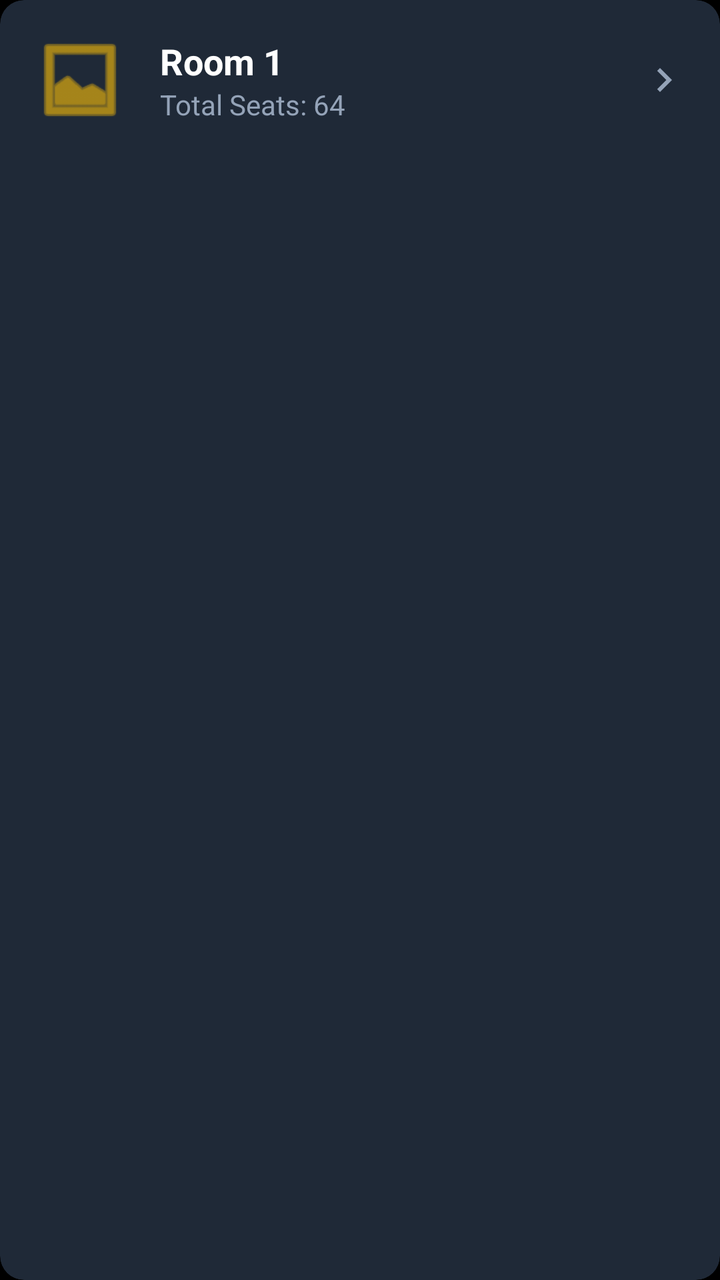
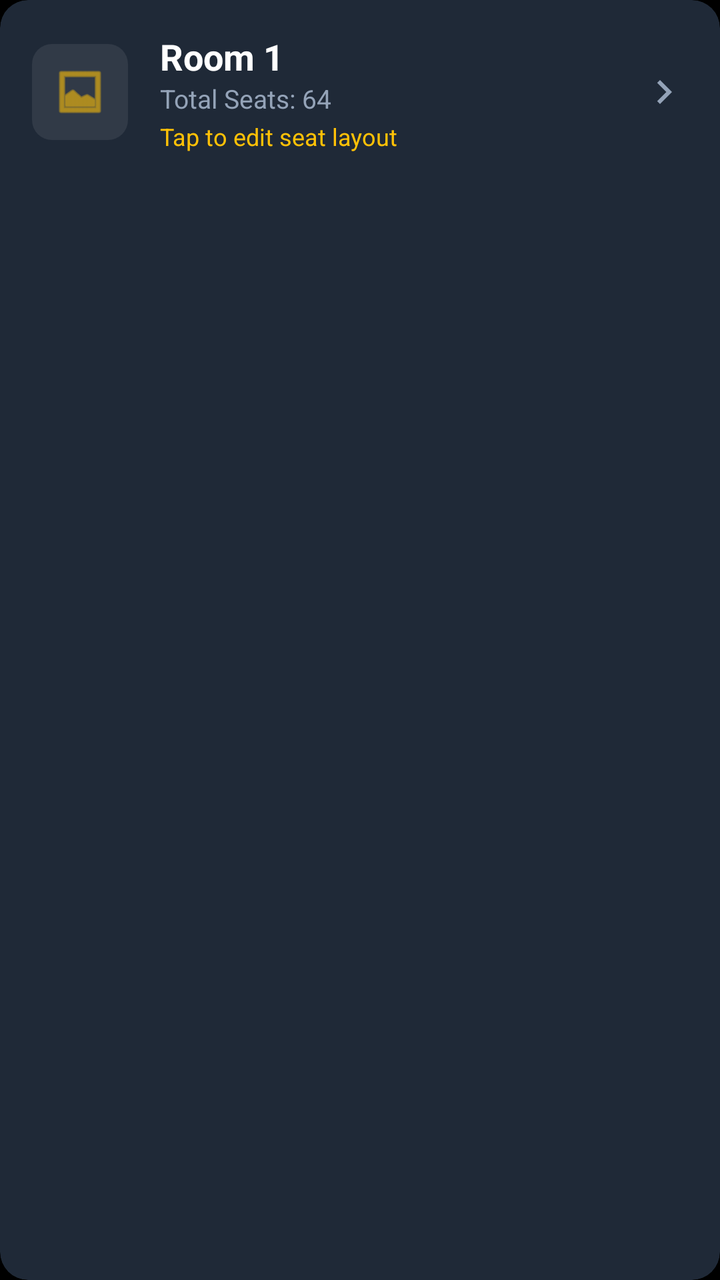

Screens rendered from an Android XML layout before and after an edit, with the pre-edit source and the edit as a unified diff.
<!-- AndroidManifest.xml: application theme Theme.Moviebookingapp -->
<!-- res/layout/item_admin_room.xml -->
<?xml version="1.0" encoding="utf-8"?>
<androidx.cardview.widget.CardView xmlns:android="http://schemas.android.com/apk/res/android"
    xmlns:app="http://schemas.android.com/apk/res-auto"
    android:layout_width="match_parent"
    android:layout_height="wrap_content"
    android:layout_marginHorizontal="16dp"
    android:layout_marginVertical="8dp"
    app:cardBackgroundColor="@color/card_dark"
    app:cardCornerRadius="12dp"
    app:cardElevation="2dp">

    <LinearLayout
        android:layout_width="match_parent"
        android:layout_height="wrap_content"
        android:orientation="horizontal"
        android:padding="16dp"
        android:gravity="center_vertical">

        <ImageView
            android:layout_width="48dp"
            android:layout_height="48dp"
            android:src="@android:drawable/ic_menu_gallery"
            app:tint="@color/yellow" />

        <LinearLayout
            android:layout_width="0dp"
            android:layout_height="wrap_content"
            android:layout_weight="1"
            android:layout_marginStart="16dp"
            android:orientation="vertical">

            <TextView
                android:id="@+id/tvRoomName"
                android:layout_width="wrap_content"
                android:layout_height="wrap_content"
                android:text="Room 1"
                android:textColor="@color/white"
                android:textSize="18sp"
                android:textStyle="bold" />

            <TextView
                android:id="@+id/tvTotalSeats"
                android:layout_width="wrap_content"
                android:layout_height="wrap_content"
                android:text="Total Seats: 64"
                android:textColor="@color/text_gray"
                android:textSize="14sp" />
        </LinearLayout>

        <ImageView
            android:layout_width="24dp"
            android:layout_height="24dp"
            android:src="@drawable/ic_chevron_right"
            app:tint="@color/text_gray" />
    </LinearLayout>
</androidx.cardview.widget.CardView>
<!-- resources referenced by this layout -->
<resources>
  <color name="card_dark">#1F2937</color>
  <color name="text_gray">#94A3B8</color>
  <color name="white">#FFFFFFFF</color>
  <color name="yellow">#FFC107</color>
  <!-- drawable ic_chevron_right (drawable) -->
  <vector xmlns:android="http://schemas.android.com/apk/res/android"
      android:width="24dp"
      android:height="24dp"
      android:viewportWidth="24.0"
      android:viewportHeight="24.0">
      
      <path
          android:fillColor="#FFFFFFFF"
          android:pathData="M10,6L8.59,7.41 13.17,12l-4.58,4.59L10,18l6,-6z"/>
  </vector>
  <style name="Theme.Moviebookingapp" parent="Base.Theme.Moviebookingapp" />
  <style name="Base.Theme.Moviebookingapp" parent="Theme.Material3.DayNight.NoActionBar">
          <item name="colorPrimary">@color/yellow</item>
          <item name="android:windowBackground">@color/background_black</item>
          <item name="android:statusBarColor">@color/background_black</item>
      </style>
  <color name="background_black">#FF000000</color>
</resources>

<!-- the commit's change to res/layout/item_admin_room.xml (unified diff, before → after) -->
@@ -6,27 +6,34 @@
     android:layout_marginHorizontal="16dp"
     android:layout_marginVertical="8dp"
     app:cardBackgroundColor="@color/card_dark"
-    app:cardCornerRadius="12dp"
+    app:cardCornerRadius="14dp"
     app:cardElevation="2dp">
 
     <LinearLayout
         android:layout_width="match_parent"
         android:layout_height="wrap_content"
+        android:gravity="center_vertical"
         android:orientation="horizontal"
-        android:padding="16dp"
-        android:gravity="center_vertical">
+        android:padding="16dp">
 
-        <ImageView
+        <FrameLayout
             android:layout_width="48dp"
             android:layout_height="48dp"
-            android:src="@android:drawable/ic_menu_gallery"
-            app:tint="@color/yellow" />
+            android:background="@drawable/bg_icon_button"
+            android:padding="10dp">
+
+            <ImageView
+                android:layout_width="match_parent"
+                android:layout_height="match_parent"
+                android:src="@android:drawable/ic_menu_gallery"
+                app:tint="@color/yellow" />
+        </FrameLayout>
 
         <LinearLayout
             android:layout_width="0dp"
             android:layout_height="wrap_content"
+            android:layout_marginStart="16dp"
             android:layout_weight="1"
-            android:layout_marginStart="16dp"
             android:orientation="vertical">
 
             <TextView
@@ -44,7 +51,16 @@
                 android:layout_height="wrap_content"
                 android:text="Total Seats: 64"
                 android:textColor="@color/text_gray"
-                android:textSize="14sp" />
+                android:textSize="13sp" />
+
+            <TextView
+                android:id="@+id/tvRoomHint"
+                android:layout_width="wrap_content"
+                android:layout_height="wrap_content"
+                android:layout_marginTop="2dp"
+                android:text="Tap to edit seat layout"
+                android:textColor="@color/yellow"
+                android:textSize="12sp" />
         </LinearLayout>
 
         <ImageView
<!-- resource entries referenced after the edit -->
@@ -4,6 +4,13 @@
   <color name="text_gray">#94A3B8</color>
   <color name="white">#FFFFFFFF</color>
   <color name="yellow">#FFC107</color>
+  <!-- drawable bg_icon_button (drawable) -->
+  <?xml version="1.0" encoding="utf-8"?>
+  <shape xmlns:android="http://schemas.android.com/apk/res/android"
+      android:shape="rectangle">
+      <solid android:color="@color/white_transparent_08" />
+      <corners android:radius="10dp" />
+  </shape>
   <!-- drawable ic_chevron_right (drawable) -->
   <vector xmlns:android="http://schemas.android.com/apk/res/android"
       android:width="24dp"
@@ -16,6 +23,7 @@
           android:pathData="M10,6L8.59,7.41 13.17,12l-4.58,4.59L10,18l6,-6z"/>
   </vector>
   <style name="Theme.Moviebookingapp" parent="Base.Theme.Moviebookingapp" />
+  <color name="white_transparent_08">#14FFFFFF</color>
   <style name="Base.Theme.Moviebookingapp" parent="Theme.Material3.DayNight.NoActionBar">
           <item name="colorPrimary">@color/yellow</item>
           <item name="android:windowBackground">@color/background_black</item>
